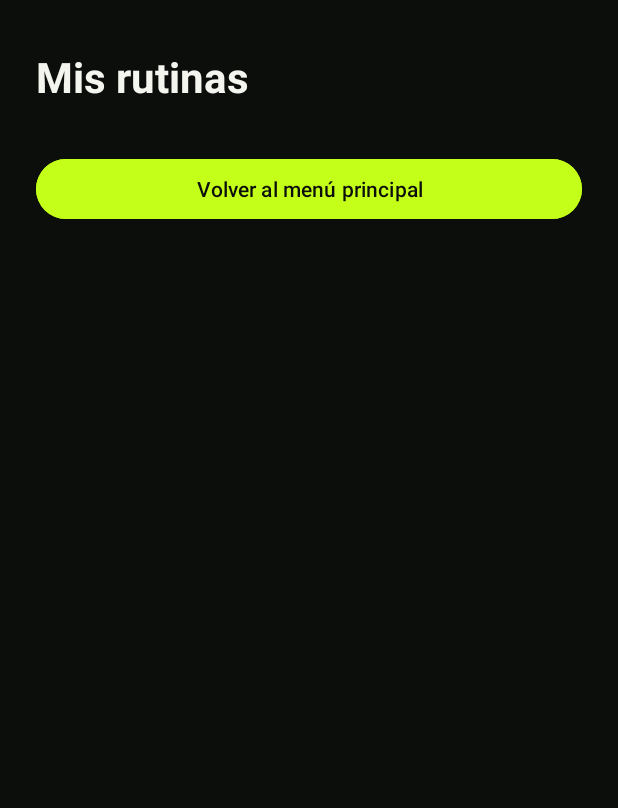
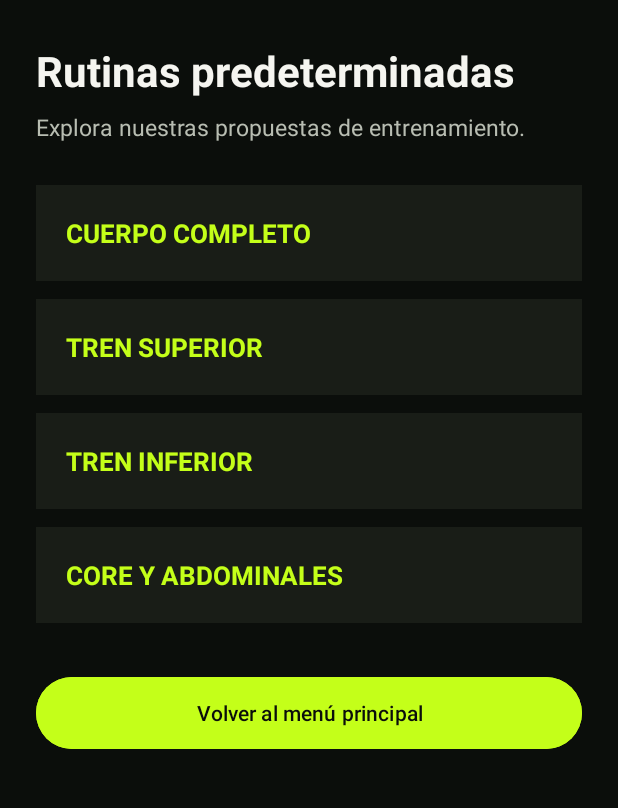
Before and after one commit to MaxiSanta/LEVEL-FIT, an Android app: the RutinasActivity screen opened directly, with no data from a screen before it, on a phone screen of 412 x 824 dp, the part 85-893 px from its top. Run offline under Robolectric (Android 15) with nearby library versions, the phone set to English and light mode, and no system bars.

Commit message:
rutinas creadas

```diff
--- a/app/src/main/java/com/example/levelfit/MenuPrincipalActivity.kt
+++ b/app/src/main/java/com/example/levelfit/MenuPrincipalActivity.kt
@@ -21,15 +21,18 @@ class MenuPrincipalActivity : AppCompatActivity() {
         val btnVerHistorial = findViewById<MaterialButton>(R.id.btnVerHistorial)
         val btnCerrarSesion = findViewById<MaterialButton>(R.id.btnCerrarSesion)
 
-        // 2. Abrir rutinas predeterminadas
+
+        // Abrir rutinas predeterminadas
         btnVerRutinas.setOnClickListener {
             val intent = Intent(this, RutinasActivity::class.java)
+            intent.putExtra("tipoRutina", "predeterminadas")
             startActivity(intent)
         }
 
-        // 3. Abrir rutinas personalizadas
+        // Abrir rutinas personalizadas
         btnMisRutinas.setOnClickListener {
             val intent = Intent(this, RutinasActivity::class.java)
+            intent.putExtra("tipoRutina", "personalizadas")
             startActivity(intent)
         }
 
--- a/app/src/main/java/com/example/levelfit/RutinasActivity.kt
+++ b/app/src/main/java/com/example/levelfit/RutinasActivity.kt
@@ -2,7 +2,10 @@
 package com.example.levelfit
 
 import android.os.Bundle
+import android.view.View
 import android.widget.Button
+import android.widget.LinearLayout
+import android.widget.TextView
 import androidx.appcompat.app.AppCompatActivity
 
 class RutinasActivity : AppCompatActivity() {
@@ -11,10 +14,44 @@ class RutinasActivity : AppCompatActivity() {
         super.onCreate(savedInstanceState)
         setContentView(R.layout.activity_rutinas)
 
-        // Identificar el botón para regresar
+        // 1. Identificar los elementos
+        val tvTitulo = findViewById<TextView>(R.id.tvTituloRutinas)
+        val tvDescripcion = findViewById<TextView>(R.id.tvDescripcionRutinas)
+
+        val seccionPredeterminadas =
+            findViewById<LinearLayout>(R.id.seccionPredeterminadas)
+
+        val seccionPersonalizadas =
+            findViewById<LinearLayout>(R.id.seccionPersonalizadas)
+
         val btnVolverMenu = findViewById<Button>(R.id.btnVolverMenu)
 
-        // Cerrar Rutinas y regresar al Menú Principal
+        // 2. Recibir el tipo de rutina
+        val tipoRutina = intent.getStringExtra("tipoRutina")
+
+        // 3. Mostrar el contenido correspondiente
+        if (tipoRutina == "personalizadas") {
+
+            tvTitulo.text = "Mis rutinas"
+
+            tvDescripcion.text =
+                "Crea y organiza tus propios entrenamientos."
+
+            seccionPredeterminadas.visibility = View.GONE
+            seccionPersonalizadas.visibility = View.VISIBLE
+
+        } else {
+
+            tvTitulo.text = "Rutinas predeterminadas"
+
+            tvDescripcion.text =
+                "Explora nuestras propuestas de entrenamiento."
+
+            seccionPredeterminadas.visibility = View.VISIBLE
+            seccionPersonalizadas.visibility = View.GONE
+        }
+
+        // 4. Regresar al menú principal
         btnVolverMenu.setOnClickListener {
             finish()
         }
--- a/app/src/main/res/layout/activity_rutinas.xml
+++ b/app/src/main/res/layout/activity_rutinas.xml
@@ -1,12 +1,18 @@
 <?xml version="1.0" encoding="utf-8"?>
-<LinearLayout
+<ScrollView
     xmlns:android="http://schemas.android.com/apk/res/android"
     android:layout_width="match_parent"
     android:layout_height="match_parent"
+    android:background="#0B0E0B"
+    android:fillViewport="true">
+
+    <LinearLayout
+        android:layout_width="match_parent"
+        android:layout_height="wrap_content"
         android:orientation="vertical"
-    android:background="#0B0E0B"
         android:padding="24dp">
 
+        <!-- Logo -->
         <TextView
             android:layout_width="match_parent"
             android:layout_height="wrap_content"
@@ -15,22 +21,128 @@
             android:textSize="24sp"
             android:textStyle="bold" />
 
+        <!-- Título dinámico -->
         <TextView
+            android:id="@+id/tvTituloRutinas"
             android:layout_width="match_parent"
             android:layout_height="wrap_content"
-        android:layout_marginTop="32dp"
-        android:text="Mis rutinas"
+            android:layout_marginTop="28dp"
+            android:text="Rutinas"
             android:textColor="#F5F5F0"
             android:textSize="28sp"
             android:textStyle="bold" />
 
+        <!-- Descripción dinámica -->
+        <TextView
+            android:id="@+id/tvDescripcionRutinas"
+            android:layout_width="match_parent"
+            android:layout_height="wrap_content"
+            android:layout_marginTop="8dp"
+            android:text="Organiza tu entrenamiento"
+            android:textColor="#B8BDB2"
+            android:textSize="15sp" />
+
+        <!-- RUTINAS PREDETERMINADAS -->
+        <LinearLayout
+            android:id="@+id/seccionPredeterminadas"
+            android:layout_width="match_parent"
+            android:layout_height="wrap_content"
+            android:layout_marginTop="28dp"
+            android:orientation="vertical">
+
+            <TextView
+                android:layout_width="match_parent"
+                android:layout_height="wrap_content"
+                android:text="CUERPO COMPLETO"
+                android:textColor="#C4FF19"
+                android:textSize="17sp"
+                android:textStyle="bold"
+                android:background="#191D17"
+                android:padding="20dp" />
+
+            <TextView
+                android:layout_width="match_parent"
+                android:layout_height="wrap_content"
+                android:layout_marginTop="12dp"
+                android:text="TREN SUPERIOR"
+                android:textColor="#C4FF19"
+                android:textSize="17sp"
+                android:textStyle="bold"
+                android:background="#191D17"
+                android:padding="20dp" />
+
+            <TextView
+                android:layout_width="match_parent"
+                android:layout_height="wrap_content"
+                android:layout_marginTop="12dp"
+                android:text="TREN INFERIOR"
+                android:textColor="#C4FF19"
+                android:textSize="17sp"
+                android:textStyle="bold"
+                android:background="#191D17"
+                android:padding="20dp" />
+
+            <TextView
+                android:layout_width="match_parent"
+                android:layout_height="wrap_content"
+                android:layout_marginTop="12dp"
+                android:text="CORE Y ABDOMINALES"
+                android:textColor="#C4FF19"
+                android:textSize="17sp"
+                android:textStyle="bold"
+                android:background="#191D17"
+                android:padding="20dp" />
+
+        </LinearLayout>
+
+        <!-- RUTINAS PERSONALIZADAS -->
+        <LinearLayout
+            android:id="@+id/seccionPersonalizadas"
+            android:layout_width="match_parent"
+            android:layout_height="wrap_content"
+            android:layout_marginTop="28dp"
+            android:background="#191D17"
+            android:orientation="vertical"
+            android:padding="20dp"
+            android:visibility="gone">
+
+            <TextView
+                android:layout_width="match_parent"
+                android:layout_height="wrap_content"
+                android:text="Mis entrenamientos"
+                android:textColor="#C4FF19"
+                android:textSize="20sp"
+                android:textStyle="bold" />
+
+            <TextView
+                android:layout_width="match_parent"
+                android:layout_height="wrap_content"
+                android:layout_marginTop="12dp"
+                android:text="Todavía no has creado ninguna rutina personalizada."
+                android:textColor="#B8BDB2"
+                android:textSize="15sp" />
+
+            <TextView
+                android:layout_width="match_parent"
+                android:layout_height="wrap_content"
+                android:layout_marginTop="12dp"
+                android:text="Próximamente podrás crear tus propios entrenamientos."
+                android:textColor="#F5F5F0"
+                android:textSize="14sp" />
+
+        </LinearLayout>
+
+        <!-- Volver al menú -->
         <Button
             android:id="@+id/btnVolverMenu"
             android:layout_width="match_parent"
             android:layout_height="wrap_content"
             android:layout_marginTop="32dp"
+            android:minHeight="56dp"
             android:text="Volver al menú principal"
             android:textColor="#0B0E0B"
             android:backgroundTint="#C4FF19" />
 
     </LinearLayout>
+
+</ScrollView>
```
Lines whose indentation alone changed are shown as unchanged.
